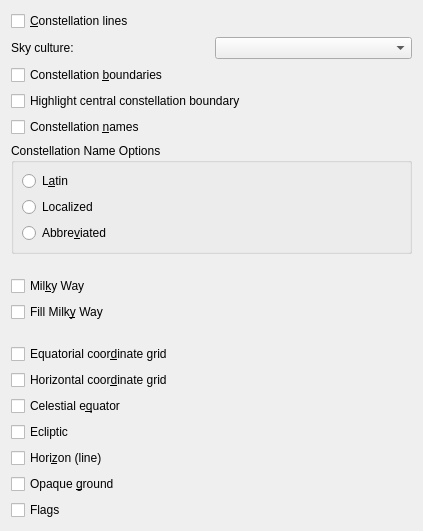
Qt form kstars/options/opsguides.ui (KDE/kstars) before a commit.
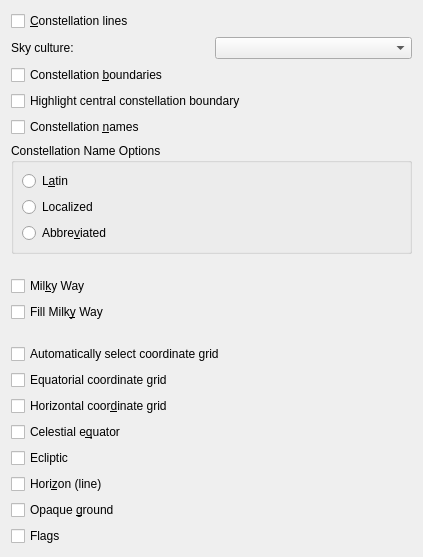
The same form after that commit. Custom widgets are drawn as their Qt base class.

Commit message: Display grid according to active coordinate system system. CCBUG: 119542 CCMAIL: kstars-devel@kde.org

What changed in the file:
```diff
--- a/kstars/options/opsguides.ui
+++ b/kstars/options/opsguides.ui
@@ -192,6 +192,19 @@
      </property>
     </spacer>
    </item>
+   <item>
+    <widget class="QCheckBox" name="kcfg_AutoSelectGrid" >
+     <property name="toolTip" >
+      <string>Draw grids according to active coordinate system system?</string>
+     </property>
+     <property name="whatsThis" >
+      <string>If checked, coordinate grids will automatically change according to active coordinate system system.</string>
+     </property>
+     <property name="text" >
+      <string>Automatically select coordinate grid</string>
+     </property>
+    </widget>
+   </item>
    <item>
     <widget class="QCheckBox" name="kcfg_ShowEquatorialGrid" >
      <property name="toolTip" >
@@ -201,7 +214,7 @@
       <string>If checked, a grid of lines will be drawn every 2 hours in Right Ascension and every 20 degrees in Declination.</string>
      </property>
      <property name="text" >
-      <string>Equatorial coor&amp;dinate grid</string>
+      <string>Equatorial coordinate grid</string>
      </property>
     </widget>
    </item>
```
The commit also changes 6 other files.
